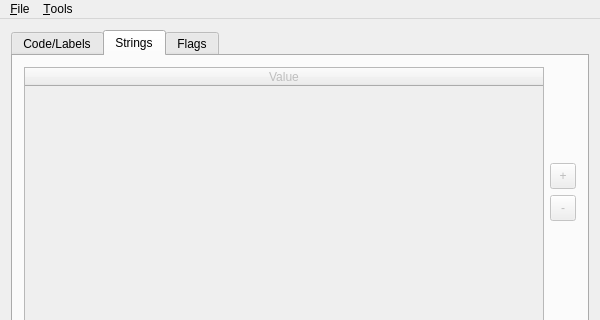
First picture: the form in wrd_editor/mainwindow.ui, repository CaptainSwag101/DRV3-Tools, before the edit; both pictures show x 0 to 600 and y 0 to 320 of the 600 by 500 pixel window.
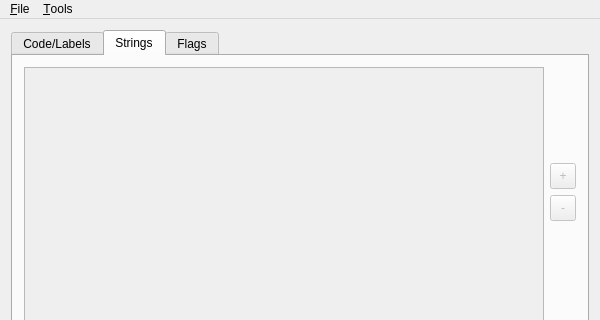
Second picture: the form after the edit. The open tabs and pages were chosen to show the change.

Commit message: (WIP) Fix out-of-bounds list index, added custom hex index numbers

Patch:
```diff
--- a/wrd_editor/mainwindow.ui
+++ b/wrd_editor/mainwindow.ui
@@ -245,15 +245,50 @@
             <property name="editTriggers">
              <set>QAbstractItemView::DoubleClicked|QAbstractItemView::EditKeyPressed|QAbstractItemView::SelectedClicked</set>
             </property>
+            <property name="alternatingRowColors">
+             <bool>true</bool>
+            </property>
+            <property name="selectionMode">
+             <enum>QAbstractItemView::SingleSelection</enum>
+            </property>
+            <property name="selectionBehavior">
+             <enum>QAbstractItemView::SelectRows</enum>
+            </property>
             <property name="wordWrap">
              <bool>false</bool>
             </property>
+            <attribute name="horizontalHeaderVisible">
+             <bool>false</bool>
+            </attribute>
+            <attribute name="horizontalHeaderCascadingSectionResizes">
+             <bool>true</bool>
+            </attribute>
+            <attribute name="horizontalHeaderDefaultSectionSize">
+             <number>42</number>
+            </attribute>
+            <attribute name="horizontalHeaderHighlightSections">
+             <bool>false</bool>
+            </attribute>
+            <attribute name="horizontalHeaderMinimumSectionSize">
+             <number>42</number>
+            </attribute>
             <attribute name="horizontalHeaderStretchLastSection">
              <bool>true</bool>
             </attribute>
+            <attribute name="verticalHeaderVisible">
+             <bool>false</bool>
+            </attribute>
+            <attribute name="verticalHeaderHighlightSections">
+             <bool>false</bool>
+            </attribute>
             <column>
              <property name="text">
-              <string>Value</string>
+              <string>Index</string>
+             </property>
+            </column>
+            <column>
+             <property name="text">
+              <string>String</string>
              </property>
             </column>
            </widget>
```
Left out of the diff: 59 changed lines with no effect on the pictures. The commit also changes 2 other files.
